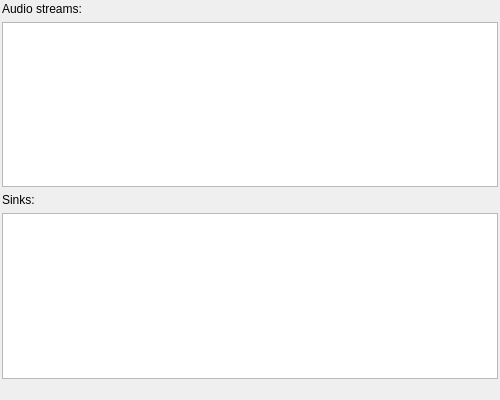
The window that src/mainwindow.ui (Pesa/conductor) describes before a commit, drawn with Qt 5.
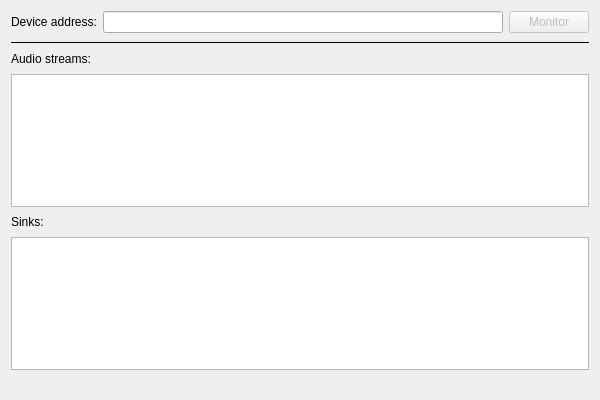
The same window after the commit.

Commit message: MainWindow: integrate probing functionality.

Patch:
```diff
--- a/src/mainwindow.ui
+++ b/src/mainwindow.ui
@@ -6,7 +6,7 @@
    <rect>
     <x>0</x>
     <y>0</y>
-    <width>500</width>
+    <width>600</width>
     <height>400</height>
    </rect>
   </property>
@@ -15,9 +15,46 @@
   </property>
   <widget class="QWidget" name="centralWidget">
    <layout class="QVBoxLayout" name="verticalLayout">
-    <property name="margin">
-     <number>2</number>
+    <property name="spacing">
+     <number>8</number>
     </property>
+    <item>
+     <layout class="QHBoxLayout" name="horizontalLayout">
+      <item>
+       <widget class="QLabel" name="label_3">
+        <property name="text">
+         <string>Device address:</string>
+        </property>
+       </widget>
+      </item>
+      <item>
+       <widget class="QLineEdit" name="address"/>
+      </item>
+      <item>
+       <widget class="QPushButton" name="monitorButton">
+        <property name="enabled">
+         <bool>false</bool>
+        </property>
+        <property name="text">
+         <string>Monitor</string>
+        </property>
+        <property name="checkable">
+         <bool>true</bool>
+        </property>
+        <property name="checked">
+         <bool>false</bool>
+        </property>
+       </widget>
+      </item>
+     </layout>
+    </item>
+    <item>
+     <widget class="QFrame" name="frame">
+      <property name="frameShape">
+       <enum>QFrame::HLine</enum>
+      </property>
+     </widget>
+    </item>
     <item>
      <widget class="QLabel" name="label">
       <property name="text">
```
The commit also changes 2 other files.
